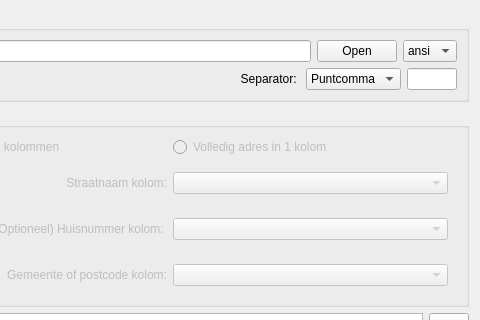
First picture: the form in ui_geopunt4QgisBatchGeoCode.ui, repository warrieka/geopunt4Qgis, before the edit; both pictures show x 141 to 621 and y 0 to 320 of the 621 by 599 pixel window.
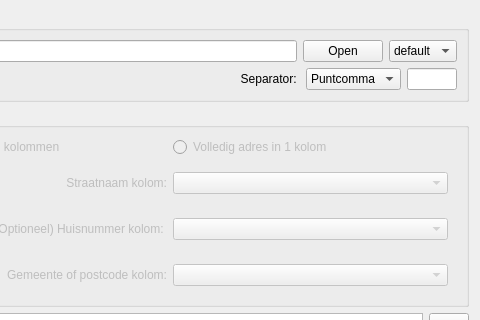
Second picture: the form after the edit. Icons and pictures are not drawn.

```diff
--- a/ui_geopunt4QgisBatchGeoCode.ui
+++ b/ui_geopunt4QgisBatchGeoCode.ui
@@ -81,7 +81,12 @@
           </property>
           <item>
            <property name="text">
-            <string>ansi</string>
+            <string>default</string>
+           </property>
+          </item>
+          <item>
+           <property name="text">
+            <string>latin</string>
            </property>
           </item>
           <item>
```
